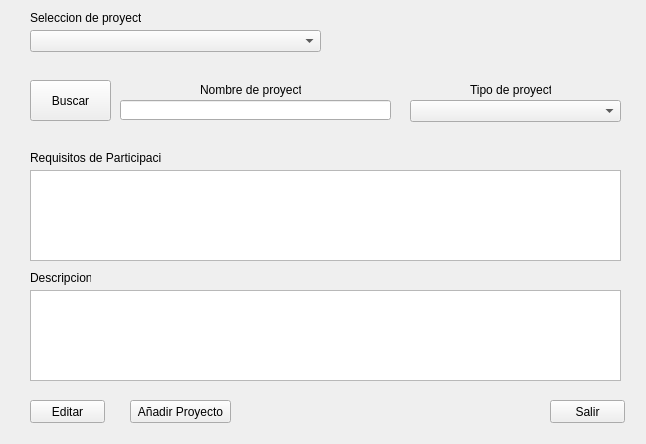
Above: src/UI/gestorProyectos.ui from PurpleFlamingo/purpleACOES before the change. Below: the same form after it.
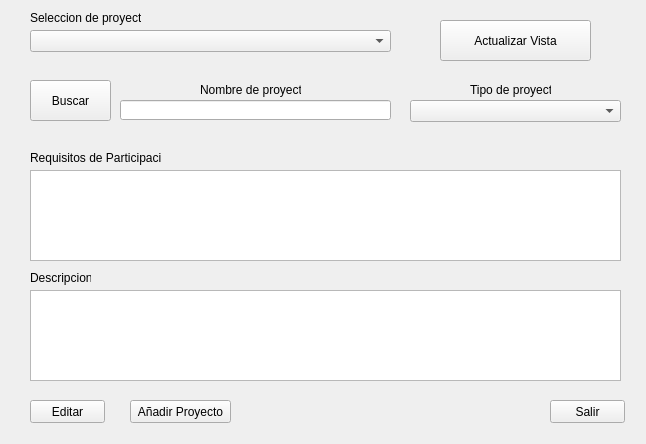
That is the form after the change.

Commit message: Actualizado Gestion de proyectos, no funciona editar

The edit to the form file:
```diff
--- a/src/UI/gestorProyectos.ui
+++ b/src/UI/gestorProyectos.ui
@@ -19,7 +19,7 @@
      <rect>
       <x>30</x>
       <y>30</y>
-      <width>291</width>
+      <width>361</width>
       <height>22</height>
      </rect>
     </property>
@@ -181,6 +181,19 @@
      </rect>
     </property>
    </widget>
+   <widget class="QPushButton" name="bActualizar">
+    <property name="geometry">
+     <rect>
+      <x>440</x>
+      <y>20</y>
+      <width>151</width>
+      <height>41</height>
+     </rect>
+    </property>
+    <property name="text">
+     <string>Actualizar Vista</string>
+    </property>
+   </widget>
   </widget>
  </widget>
  <resources/>
```
The commit also changes 3 other files.
